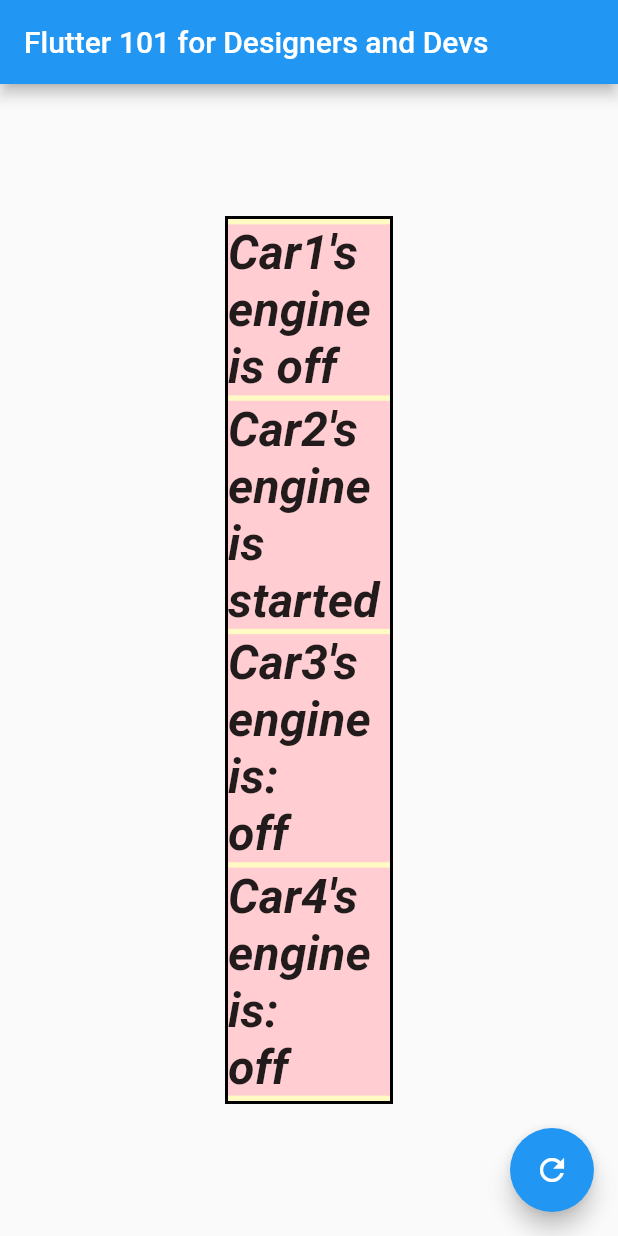
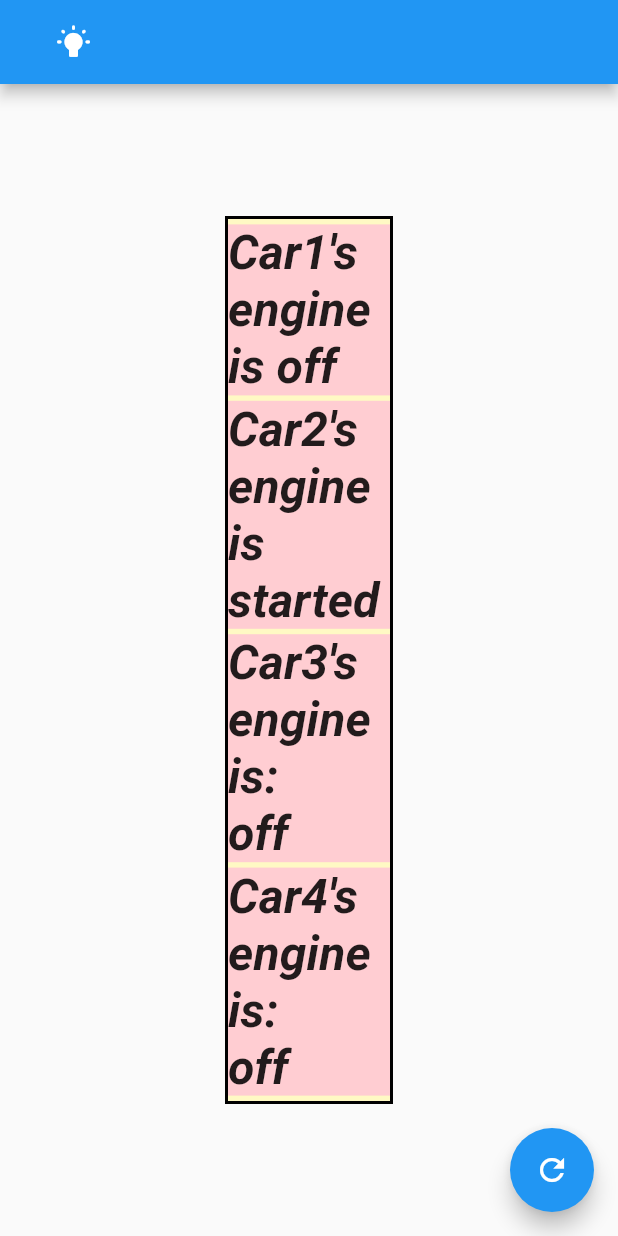
Before and after one commit to ScottS2017/flutter101_for_designers_and_mobile_devs, a Flutter app: the screen it shows after launch, on a phone screen of 412 x 824 dp. Run offline on Flutter 3.47's test engine with Material 2 defaults, Android fonts, the phone set to English and light mode, and no system bars.

Commit message:
Changed the AppBar to show how to do a custom menu button

```diff
--- a/lib/main.dart
+++ b/lib/main.dart
@@ -13,7 +13,7 @@ class MyApp extends StatelessWidget {
       theme: ThemeData(
         primarySwatch: Colors.blue,
       ),
-      home: Home(title: 'Flutter 101 for Designers and Devs'),
+      home: Home(),
     );
   }
 }
--- a/lib/pages/home.dart
+++ b/lib/pages/home.dart
@@ -5,10 +5,7 @@ import 'package:flutter_101_designers_and_mobile/widgets/custom_text_field.dart'
 class Home extends StatefulWidget {
   Home({
     Key? key,
-    required this.title,
   }) : super(key: key);
-
-  final String title;
 
   @override
   _HomeState createState() => _HomeState();
@@ -54,13 +51,21 @@ class _HomeState extends State<Home> {
   Widget build(BuildContext context) {
     return Scaffold(
       appBar: AppBar(
-        /// 'widget' means to go get the title variable that belongs
-        /// to the parent StatefulWidget
-        title: Text(
-          widget.title,
-          semanticsLabel: widget.title,
+        /// Just for fun, let's replace the normal hamburger icon
+        /// with our own custom setup
+        automaticallyImplyLeading: false,
+        title: Padding(
+          padding: EdgeInsets.symmetric(horizontal: 1),
+          child: TextButton(
+            onPressed: () => print('Do something cool with this'),
+            child: RotatedBox(
+              quarterTurns: 2,
+              child: Icon(Icons.wb_incandescent_rounded, color: Colors.white),
+            ),
+          ),
         ),
       ),
+
       body: Container(
         margin: const EdgeInsets.symmetric(vertical: 88, horizontal: 150),
 
--- a/pubspec.yaml
+++ b/pubspec.yaml
@@ -45,8 +45,8 @@ flutter:
   uses-material-design: true
 
   # To add assets to your application, add an assets section, like this:
-  # assets:
-  #   - images/a_dot_burr.jpeg
+assets:
+  - assets/images
   #   - images/a_dot_ham.jpeg
 
   # An image asset can refer to one or more resolution-specific "variants", see
```
Also changed, not shown: assets/images/scottstoll_icon2020.jpg (added).
